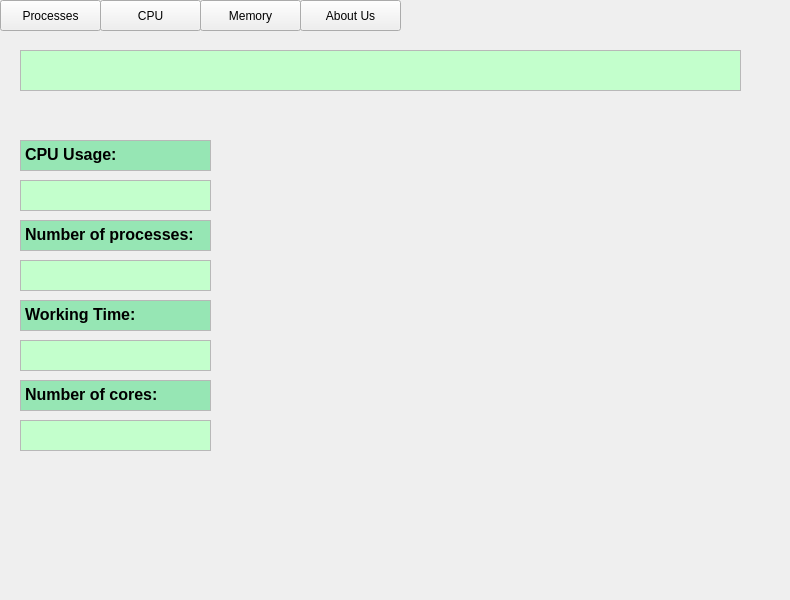
First picture: the form in mainwindow.ui, repository sophiakravchuk/OSLinux_Statistic, before the edit.
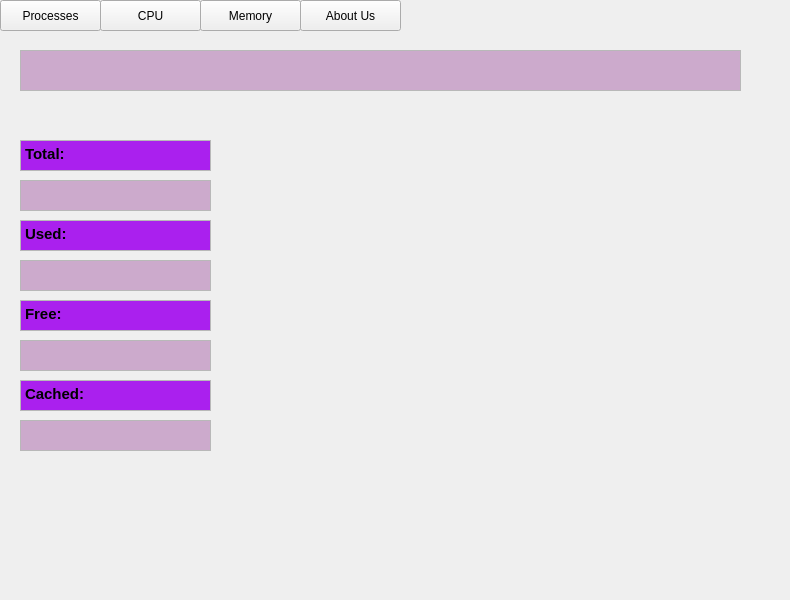
Second picture: the form after the edit. Custom widgets are drawn as their Qt base class.

Patch:
```diff
--- a/mainwindow.ui
+++ b/mainwindow.ui
@@ -76,7 +76,7 @@
      </rect>
     </property>
     <property name="currentIndex">
-     <number>2</number>
+     <number>3</number>
     </property>
     <widget class="QWidget" name="page"/>
     <widget class="QWidget" name="page_2">
@@ -316,6 +316,171 @@
       </property>
      </widget>
     </widget>
+    <widget class="QWidget" name="page_4">
+     <widget class="QTextEdit" name="Title">
+      <property name="geometry">
+       <rect>
+        <x>20</x>
+        <y>20</y>
+        <width>721</width>
+        <height>41</height>
+       </rect>
+      </property>
+      <property name="html">
+       <string>&lt;!DOCTYPE HTML PUBLIC &quot;-//W3C//DTD HTML 4.0//EN&quot; &quot;http://www.w3.org/TR/REC-html40/strict.dtd&quot;&gt;
+&lt;html&gt;&lt;head&gt;&lt;meta name=&quot;qrichtext&quot; content=&quot;1&quot; /&gt;&lt;style type=&quot;text/css&quot;&gt;
+p, li { white-space: pre-wrap; }
+&lt;/style&gt;&lt;/head&gt;&lt;body style=&quot; font-family:'Ubuntu'; font-size:11pt; font-weight:400; font-style:normal;&quot; bgcolor=&quot;#ccaacc&quot;&gt;
+&lt;p style=&quot;-qt-paragraph-type:empty; margin-top:0px; margin-bottom:0px; margin-left:0px; margin-right:0px; -qt-block-indent:0; text-indent:0px;&quot;&gt;&lt;br /&gt;&lt;/p&gt;&lt;/body&gt;&lt;/html&gt;</string>
+      </property>
+     </widget>
+     <widget class="QTextEdit" name="FreeMemText">
+      <property name="geometry">
+       <rect>
+        <x>20</x>
+        <y>310</y>
+        <width>191</width>
+        <height>31</height>
+       </rect>
+      </property>
+      <property name="html">
+       <string>&lt;!DOCTYPE HTML PUBLIC &quot;-//W3C//DTD HTML 4.0//EN&quot; &quot;http://www.w3.org/TR/REC-html40/strict.dtd&quot;&gt;
+&lt;html&gt;&lt;head&gt;&lt;meta name=&quot;qrichtext&quot; content=&quot;1&quot; /&gt;&lt;style type=&quot;text/css&quot;&gt;
+p, li { white-space: pre-wrap; }
+&lt;/style&gt;&lt;/head&gt;&lt;body style=&quot; font-family:'Ubuntu'; font-size:11pt; font-weight:400; font-style:normal;&quot; bgcolor=&quot;#ccaacc&quot;&gt;
+&lt;p style=&quot;-qt-paragraph-type:empty; margin-top:0px; margin-bottom:0px; margin-left:0px; margin-right:0px; -qt-block-indent:0; text-indent:0px;&quot;&gt;&lt;br /&gt;&lt;/p&gt;&lt;/body&gt;&lt;/html&gt;</string>
+      </property>
+     </widget>
+     <widget class="QTextEdit" name="CachedMemText">
+      <property name="geometry">
+       <rect>
+        <x>20</x>
+        <y>390</y>
+        <width>191</width>
+        <height>31</height>
+       </rect>
+      </property>
+      <property name="html">
+       <string>&lt;!DOCTYPE HTML PUBLIC &quot;-//W3C//DTD HTML 4.0//EN&quot; &quot;http://www.w3.org/TR/REC-html40/strict.dtd&quot;&gt;
+&lt;html&gt;&lt;head&gt;&lt;meta name=&quot;qrichtext&quot; content=&quot;1&quot; /&gt;&lt;style type=&quot;text/css&quot;&gt;
+p, li { white-space: pre-wrap; }
+&lt;/style&gt;&lt;/head&gt;&lt;body style=&quot; font-family:'Ubuntu'; font-size:11pt; font-weight:400; font-style:normal;&quot; bgcolor=&quot;#ccaacc&quot;&gt;
+&lt;p style=&quot;-qt-paragraph-type:empty; margin-top:0px; margin-bottom:0px; margin-left:0px; margin-right:0px; -qt-block-indent:0; text-indent:0px;&quot;&gt;&lt;br /&gt;&lt;/p&gt;&lt;/body&gt;&lt;/html&gt;</string>
+      </property>
+     </widget>
+     <widget class="QTextBrowser" name="UsedMem">
+      <property name="geometry">
+       <rect>
+        <x>20</x>
+        <y>190</y>
+        <width>191</width>
+        <height>31</height>
+       </rect>
+      </property>
+      <property name="html">
+       <string>&lt;!DOCTYPE HTML PUBLIC &quot;-//W3C//DTD HTML 4.0//EN&quot; &quot;http://www.w3.org/TR/REC-html40/strict.dtd&quot;&gt;
+&lt;html&gt;&lt;head&gt;&lt;meta name=&quot;qrichtext&quot; content=&quot;1&quot; /&gt;&lt;style type=&quot;text/css&quot;&gt;
+p, li { white-space: pre-wrap; }
+&lt;/style&gt;&lt;/head&gt;&lt;body style=&quot; font-family:'Ubuntu'; font-size:11pt; font-weight:400; font-style:normal;&quot; bgcolor=&quot;#aa20ee&quot;&gt;
+&lt;p style=&quot; margin-top:0px; margin-bottom:0px; margin-left:0px; margin-right:0px; -qt-block-indent:0; text-indent:0px;&quot;&gt;&lt;span style=&quot; font-weight:600;&quot;&gt;Used:&lt;/span&gt;&lt;/p&gt;&lt;/body&gt;&lt;/html&gt;</string>
+      </property>
+     </widget>
+     <widget class="QTextEdit" name="UsedMemText">
+      <property name="geometry">
+       <rect>
+        <x>20</x>
+        <y>230</y>
+        <width>191</width>
+        <height>31</height>
+       </rect>
+      </property>
+      <property name="html">
+       <string>&lt;!DOCTYPE HTML PUBLIC &quot;-//W3C//DTD HTML 4.0//EN&quot; &quot;http://www.w3.org/TR/REC-html40/strict.dtd&quot;&gt;
+&lt;html&gt;&lt;head&gt;&lt;meta name=&quot;qrichtext&quot; content=&quot;1&quot; /&gt;&lt;style type=&quot;text/css&quot;&gt;
+p, li { white-space: pre-wrap; }
+&lt;/style&gt;&lt;/head&gt;&lt;body style=&quot; font-family:'Ubuntu'; font-size:11pt; font-weight:400; font-style:normal;&quot; bgcolor=&quot;#ccaacc&quot;&gt;
+&lt;p style=&quot;-qt-paragraph-type:empty; margin-top:0px; margin-bottom:0px; margin-left:0px; margin-right:0px; -qt-block-indent:0; text-indent:0px;&quot;&gt;&lt;br /&gt;&lt;/p&gt;&lt;/body&gt;&lt;/html&gt;</string>
+      </property>
+     </widget>
+     <widget class="QTextBrowser" name="TotalMem">
+      <property name="geometry">
+       <rect>
+        <x>20</x>
+        <y>110</y>
+        <width>191</width>
+        <height>31</height>
+       </rect>
+      </property>
+      <property name="html">
+       <string>&lt;!DOCTYPE HTML PUBLIC &quot;-//W3C//DTD HTML 4.0//EN&quot; &quot;http://www.w3.org/TR/REC-html40/strict.dtd&quot;&gt;
+&lt;html&gt;&lt;head&gt;&lt;meta name=&quot;qrichtext&quot; content=&quot;1&quot; /&gt;&lt;style type=&quot;text/css&quot;&gt;
+p, li { white-space: pre-wrap; }
+&lt;/style&gt;&lt;/head&gt;&lt;body style=&quot; font-family:'Ubuntu'; font-size:11pt; font-weight:400; font-style:normal;&quot; bgcolor=&quot;#aa20ee&quot;&gt;
+&lt;p style=&quot; margin-top:0px; margin-bottom:0px; margin-left:0px; margin-right:0px; -qt-block-indent:0; text-indent:0px;&quot;&gt;&lt;span style=&quot; font-weight:600;&quot;&gt;Total:&lt;/span&gt;&lt;/p&gt;&lt;/body&gt;&lt;/html&gt;</string>
+      </property>
+     </widget>
+     <widget class="QTextBrowser" name="FreeMem">
+      <property name="geometry">
+       <rect>
+        <x>20</x>
+        <y>270</y>
+        <width>191</width>
+        <height>31</height>
+       </rect>
+      </property>
+      <property name="html">
+       <string>&lt;!DOCTYPE HTML PUBLIC &quot;-//W3C//DTD HTML 4.0//EN&quot; &quot;http://www.w3.org/TR/REC-html40/strict.dtd&quot;&gt;
+&lt;html&gt;&lt;head&gt;&lt;meta name=&quot;qrichtext&quot; content=&quot;1&quot; /&gt;&lt;style type=&quot;text/css&quot;&gt;
+p, li { white-space: pre-wrap; }
+&lt;/style&gt;&lt;/head&gt;&lt;body style=&quot; font-family:'Ubuntu'; font-size:11pt; font-weight:400; font-style:normal;&quot; bgcolor=&quot;#aa20ee&quot;&gt;
+&lt;p style=&quot; margin-top:0px; margin-bottom:0px; margin-left:0px; margin-right:0px; -qt-block-indent:0; text-indent:0px;&quot;&gt;&lt;span style=&quot; font-weight:600;&quot;&gt;Free:&lt;/span&gt;&lt;/p&gt;&lt;/body&gt;&lt;/html&gt;</string>
+      </property>
+     </widget>
+     <widget class="QTextBrowser" name="CachedMem">
+      <property name="geometry">
+       <rect>
+        <x>20</x>
+        <y>350</y>
+        <width>191</width>
+        <height>31</height>
+       </rect>
+      </property>
+      <property name="html">
+       <string>&lt;!DOCTYPE HTML PUBLIC &quot;-//W3C//DTD HTML 4.0//EN&quot; &quot;http://www.w3.org/TR/REC-html40/strict.dtd&quot;&gt;
+&lt;html&gt;&lt;head&gt;&lt;meta name=&quot;qrichtext&quot; content=&quot;1&quot; /&gt;&lt;style type=&quot;text/css&quot;&gt;
+p, li { white-space: pre-wrap; }
+&lt;/style&gt;&lt;/head&gt;&lt;body style=&quot; font-family:'Ubuntu'; font-size:11pt; font-weight:400; font-style:normal;&quot; bgcolor=&quot;#aa20ee&quot;&gt;
+&lt;p style=&quot; margin-top:0px; margin-bottom:0px; margin-left:0px; margin-right:0px; -qt-block-indent:0; text-indent:0px;&quot;&gt;&lt;span style=&quot; font-weight:600;&quot;&gt;Cached:&lt;/span&gt;&lt;/p&gt;&lt;/body&gt;&lt;/html&gt;</string>
+      </property>
+     </widget>
+     <widget class="QTextEdit" name="TotalMemText">
+      <property name="geometry">
+       <rect>
+        <x>20</x>
+        <y>150</y>
+        <width>191</width>
+        <height>31</height>
+       </rect>
+      </property>
+      <property name="html">
+       <string>&lt;!DOCTYPE HTML PUBLIC &quot;-//W3C//DTD HTML 4.0//EN&quot; &quot;http://www.w3.org/TR/REC-html40/strict.dtd&quot;&gt;
+&lt;html&gt;&lt;head&gt;&lt;meta name=&quot;qrichtext&quot; content=&quot;1&quot; /&gt;&lt;style type=&quot;text/css&quot;&gt;
+p, li { white-space: pre-wrap; }
+&lt;/style&gt;&lt;/head&gt;&lt;body style=&quot; font-family:'Ubuntu'; font-size:11pt; font-weight:400; font-style:normal;&quot; bgcolor=&quot;#ccaacc&quot;&gt;
+&lt;p style=&quot;-qt-paragraph-type:empty; margin-top:0px; margin-bottom:0px; margin-left:0px; margin-right:0px; -qt-block-indent:0; text-indent:0px;&quot;&gt;&lt;br /&gt;&lt;/p&gt;&lt;/body&gt;&lt;/html&gt;</string>
+      </property>
+     </widget>
+     <widget class="QCustomPlot" name="plot_2" native="true">
+      <property name="geometry">
+       <rect>
+        <x>309</x>
+        <y>99</y>
+        <width>431</width>
+        <height>321</height>
+       </rect>
+      </property>
+     </widget>
+    </widget>
    </widget>
    <zorder>stackedWidget</zorder>
    <zorder>AboutUs_Button</zorder>
```
Left out of the diff: 2 changed lines with no effect on the pictures.
